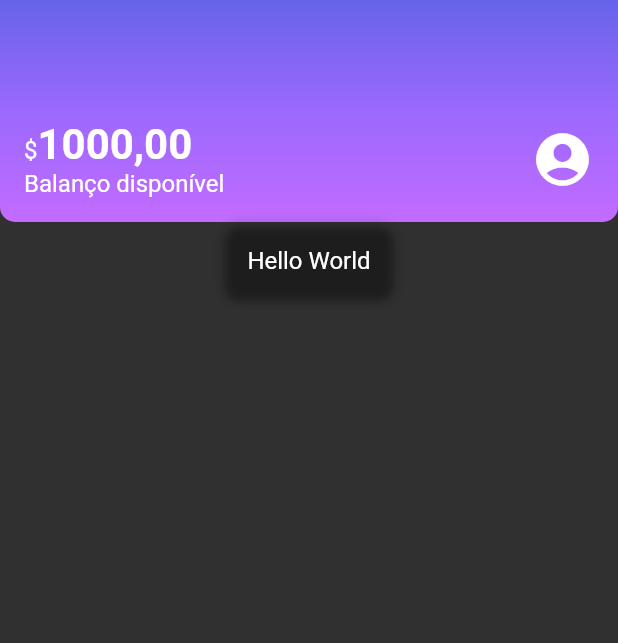
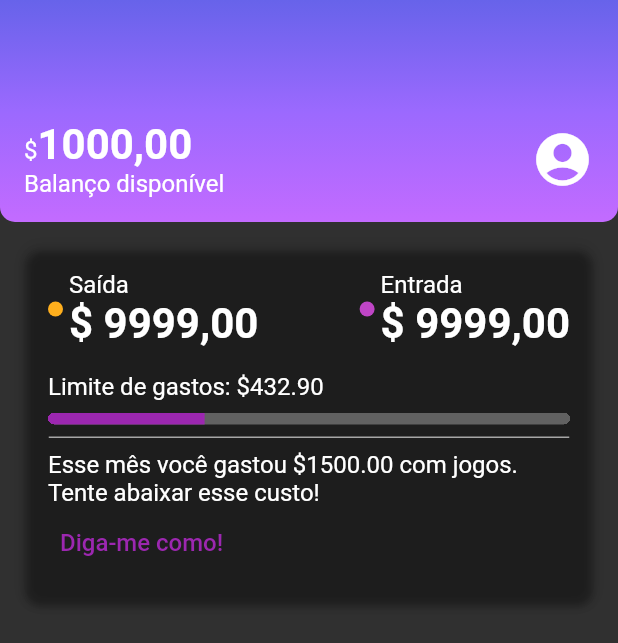
Before and after one commit to markuscandido/flutter-estilizando-reproduzindo-layouts, a Flutter app: the screen it shows after launch, on a phone screen of 412 x 824 dp. Shown: the top 643 px of the screen. Run offline on Flutter 3.47's test engine with Material 2 defaults, Android fonts, the phone set to English and light mode, and no system bars.

Commit message:
05. Implementando a nova seção
- Diferenciar elementos visuais de elementos com conteúdo;
- Entender as necessidades de criar Widgets específicos para esses elementos visuais;
- Aplicar Widgets estilizados na prática: esferas pequenas coloridas, linha para separar seções do conteúdo;
- Praticar o conceito de utilizar todos os recursos que preparamos até o momento para finalizar a seção de RecentActivity.

```diff
--- /dev/null
+++ b/lib/components/color_dot.dart
@@ -0,0 +1,18 @@
+import 'package:flutter/material.dart';
+
+class ColorDot extends StatelessWidget {
+  final Color? color;
+  const ColorDot({Key? key, required this.color}) : super(key: key);
+
+  @override
+  Widget build(BuildContext context) {
+    return Container(
+      height: 10,
+      width: 10,
+      decoration: BoxDecoration(
+        color: color,
+        borderRadius: BorderRadius.circular(10),
+      ),
+    );
+  }
+}
--- /dev/null
+++ b/lib/components/content_division.dart
@@ -0,0 +1,18 @@
+import 'package:flutter/material.dart';
+import 'package:mvc_bank/themes/my_theme_colors.dart';
+
+class ContentDivision extends StatelessWidget {
+  const ContentDivision({Key? key}) : super(key: key);
+
+  @override
+  Widget build(BuildContext context) {
+    return Container(
+      height: 1,
+      decoration: BoxDecoration(
+        border: Border.all(
+          color: MyThemeColors.division,
+        ),
+      ),
+    );
+  }
+}
--- /dev/null
+++ b/lib/components/sections/recent_activity.dart
@@ -0,0 +1,101 @@
+import 'package:flutter/material.dart';
+import 'package:mvc_bank/components/box_card.dart';
+import 'package:mvc_bank/components/color_dot.dart';
+import 'package:mvc_bank/components/content_division.dart';
+import 'package:mvc_bank/themes/my_theme_colors.dart';
+
+class RecentActivity extends StatelessWidget {
+  const RecentActivity({Key? key}) : super(key: key);
+
+  @override
+  Widget build(BuildContext context) {
+    return Padding(
+      padding: const EdgeInsets.all(16),
+      child: BoxCard(
+          boxContent: _RecentActivityContent(
+        key: key,
+      )),
+    );
+  }
+}
+
+class _RecentActivityContent extends StatelessWidget {
+  const _RecentActivityContent({Key? key}) : super(key: key);
+
+  @override
+  Widget build(BuildContext context) {
+    return Column(
+      crossAxisAlignment: CrossAxisAlignment.start,
+      children: [
+        Row(
+          mainAxisAlignment: MainAxisAlignment.spaceBetween,
+          children: [
+            Row(
+              children: [
+                Padding(
+                  padding: const EdgeInsets.only(right: 4.0),
+                  child: ColorDot(color: MyThemeColors.recentActivity['spent']),
+                ),
+                Column(
+                  crossAxisAlignment: CrossAxisAlignment.start,
+                  children: [
+                    const Text('Saída'),
+                    Text(
+                      '\$ 9999,00',
+                      style: Theme.of(context).textTheme.bodyLarge,
+                    ),
+                  ],
+                ),
+              ],
+            ),
+            Row(
+              children: [
+                Padding(
+                  padding: const EdgeInsets.only(right: 4.0),
+                  child:
+                      ColorDot(color: MyThemeColors.recentActivity['income']),
+                ),
+                Column(
+                  crossAxisAlignment: CrossAxisAlignment.start,
+                  children: [
+                    const Text('Entrada'),
+                    Text(
+                      '\$ 9999,00',
+                      style: Theme.of(context).textTheme.bodyLarge,
+                    ),
+                  ],
+                ),
+              ],
+            ),
+          ],
+        ),
+        const Padding(
+          padding: EdgeInsets.only(top: 16.0, bottom: 8.0),
+          child: Text('Limite de gastos: \$432.90'),
+        ),
+        Container(
+          clipBehavior: Clip.hardEdge,
+          decoration: BoxDecoration(borderRadius: BorderRadius.circular(5)),
+          child: const LinearProgressIndicator(
+            value: 0.3,
+            minHeight: 8,
+          ),
+        ),
+        const Padding(
+          padding: EdgeInsets.only(top: 8.0, bottom: 8.0),
+          child: ContentDivision(),
+        ),
+        const Text(
+          'Esse mês você gastou \$1500.00 com jogos. Tente abaixar esse custo!',
+        ),
+        TextButton(
+          onPressed: () {},
+          child: const Text(
+            'Diga-me como!',
+            style: TextStyle(fontSize: 16.0),
+          ),
+        )
+      ],
+    );
+  }
+}
--- a/lib/screens/home.dart
+++ b/lib/screens/home.dart
@@ -1,6 +1,6 @@
 import 'package:flutter/material.dart';
-import 'package:mvc_bank/components/box_card.dart';
 import 'package:mvc_bank/components/sections/header.dart';
+import 'package:mvc_bank/components/sections/recent_activity.dart';
 
 class HomeScreen extends StatelessWidget {
   const HomeScreen({super.key});
@@ -11,7 +11,7 @@ class HomeScreen extends StatelessWidget {
       body: Column(
         children: [
           Header(),
-          BoxCard(boxContent: Text('Hello World')),
+          RecentActivity(),
         ],
       ),
     );
--- a/lib/themes/my_theme_colors.dart
+++ b/lib/themes/my_theme_colors.dart
@@ -7,4 +7,10 @@ class MyThemeColors {
     Color.fromRGBO(155, 105, 254, 1.0),
     Color.fromRGBO(195, 107, 255, 1.0),
   ];
+  static const recentActivity = {
+    'spent': Color.fromRGBO(255, 175, 29, 1.0),
+    'income': Color.fromRGBO(191, 69, 198, 1.0)
+  };
+
+  static const division = Color.fromRGBO(166, 166, 166, 1.0);
 }
```
